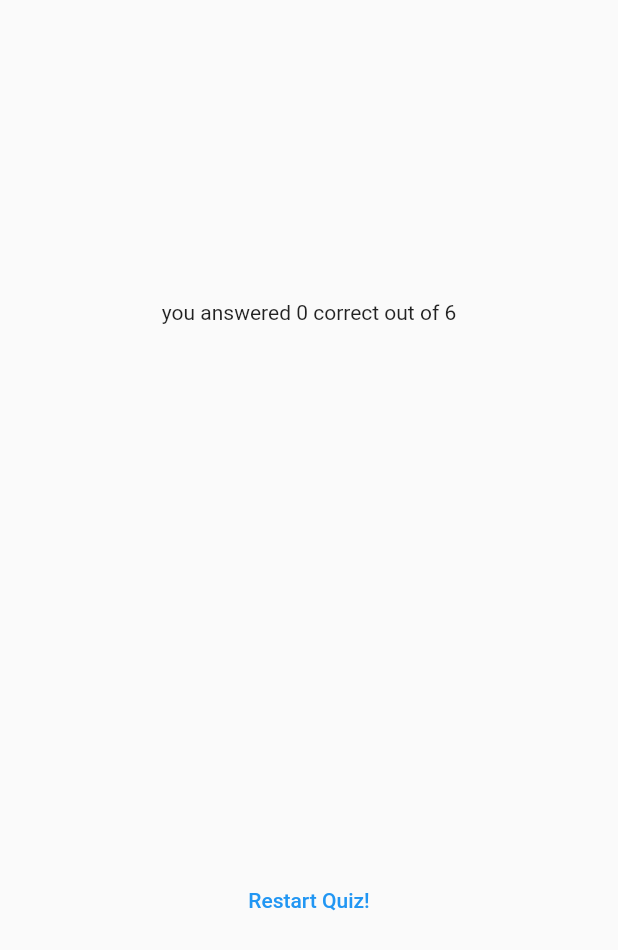
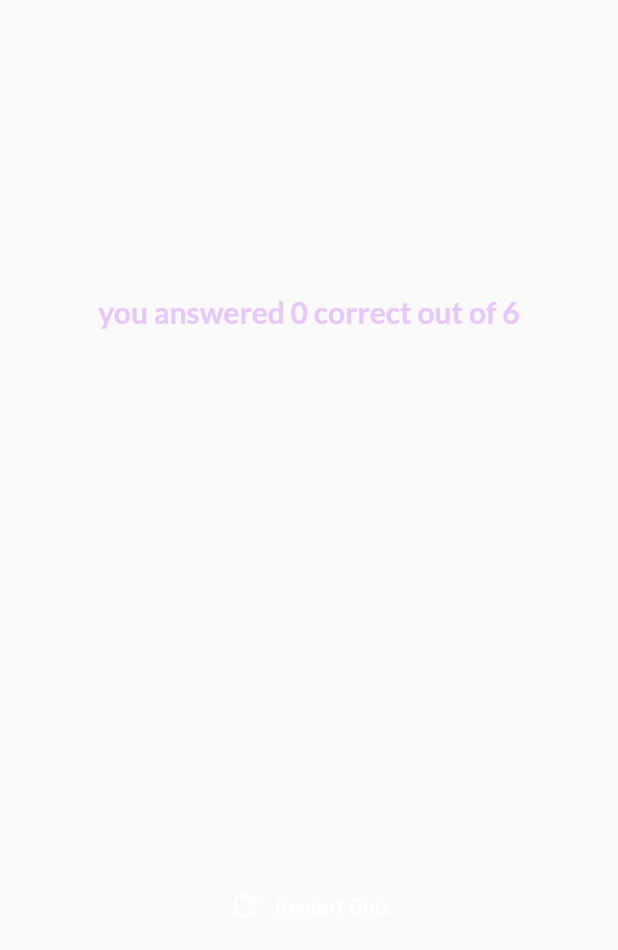
Before and after one commit to Vijay-Maramreddy/quiz_app, a Flutter app: the ResultsScreen widget shown alone on an empty page, opened directly with empty values, on a phone screen of 412 x 824 dp. Shown: the top 950 px of the screen. Run offline on Flutter 3.47's test engine with Material 2 defaults, Android fonts, the phone set to English and light mode, and no system bars; our stand-ins replace google_fonts.

Commit message:
result Scrooling

```diff
--- a/lib/main.dart
+++ b/lib/main.dart
@@ -2,5 +2,5 @@ import 'package:flutter/material.dart';
 import 'package:quiz_app/start_screem.dart';
 import 'package:quiz_app/quiz.dart';
 void main() {
-  runApp(const Quiz());
+  runApp(const Quiz());  //Quiz() is at quiz.dart
 }
--- a/lib/results_screen.dart
+++ b/lib/results_screen.dart
@@ -1,10 +1,13 @@
 import 'package:flutter/material.dart';
+import 'package:google_fonts/google_fonts.dart';
 import 'package:quiz_app/data/questions.dart';
 import 'package:quiz_app/questions_summary.dart';
+import 'package:quiz_app/quiz.dart';
 
 class ResultsScreen extends StatelessWidget{
-  const ResultsScreen({super.key,required this.chosenAnswers});
+  const ResultsScreen({super.key,required this.chosenAnswers,required this.onRestart,});
   final List<String> chosenAnswers;
+  final void Function() onRestart;
 
   List<Map<String,Object>> getSummaryData(){
     final List<Map<String,Object>> summary=[];
@@ -35,16 +38,29 @@ class ResultsScreen extends StatelessWidget{
           child:Column(
             mainAxisAlignment: MainAxisAlignment.center,
             children: [
-              Text('you answered $numCorrectQuestions correct out of $numTotalQuestions',),
+              Text('you answered $numCorrectQuestions correct out of $numTotalQuestions',
+              style: GoogleFonts.lato(
+                color:const  Color.fromARGB(255, 230, 200, 253),
+                fontSize: 20,
+                fontWeight: FontWeight.bold,
+              ),
+            ),
               const SizedBox(height: 30,),
               QuestionsSummary(summaryData),
               const SizedBox(height: 30,),
-              TextButton(onPressed: (){}, child:const Text('Restart Quiz!'),
-              )
-            ],
-          )
+              TextButton.icon(
+                onPressed:onRestart,
+                style: TextButton.styleFrom(
+                  foregroundColor: Colors.white
+                ),
+                icon:const Icon(Icons.refresh),
+                label:const Text('Restart Quiz'),
+
+              ),
+          ]
         )
       ),
+    ),
     );
   }
 }
```
Also changed, not shown: lib/question_identifier.dart (added, +35 -0 lines), lib/questions_summary.dart (+5 -16 lines), lib/quiz.dart (+8 -1 lines), lib/summary_item.dart (added, +52 -0 lines).
